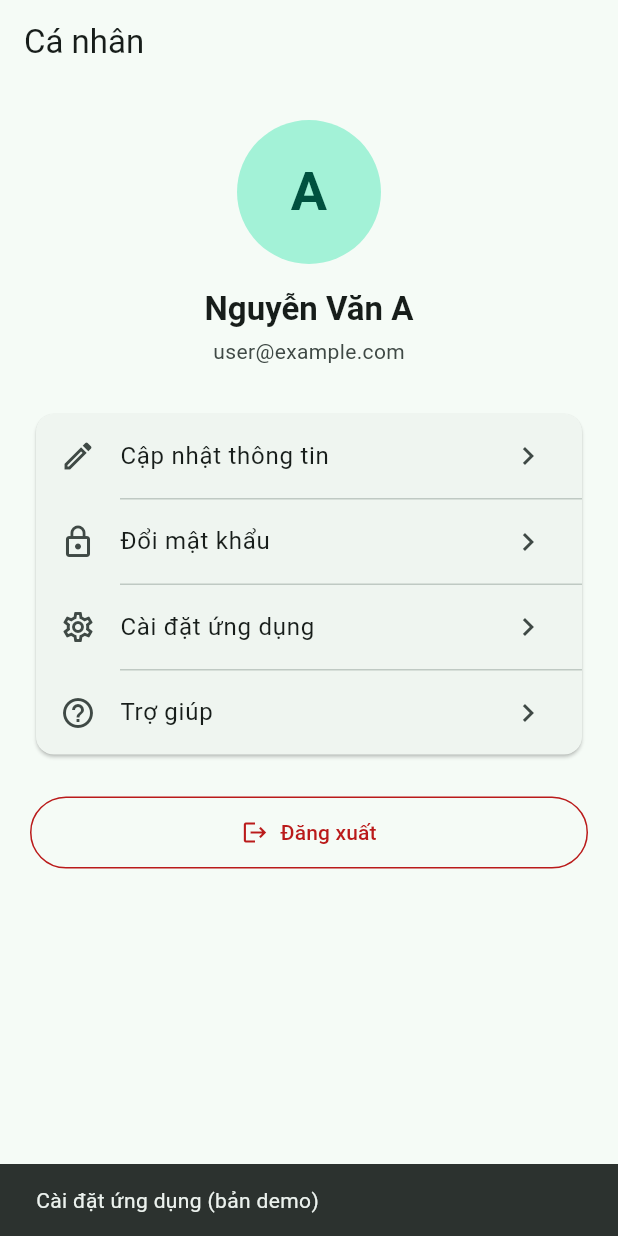
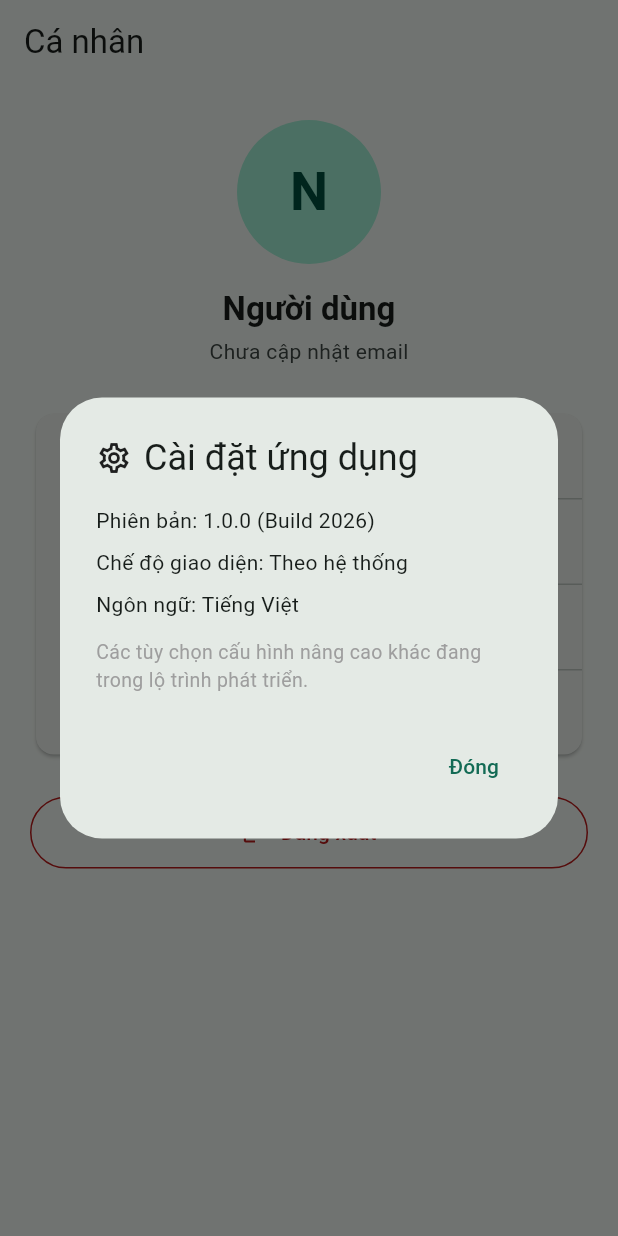
Before and after one commit to hnamhocit/cnpm_110, a Flutter app: the ProfileScreen screen opened by its route, after a tap on "Cài đặt ứng dụng", on a phone screen of 412 x 824 dp. Run offline on Flutter 3.47's test engine with Material 3 defaults, Android fonts, the phone set to English and light mode, and no system bars; our stand-ins replace dio, flutter_riverpod, flutter_secure_storage, go_router, image_picker; accounts and stored records are empty; network calls fail.

Commit message:
fix(FPC-15): implement mobile profile actions

```diff
--- a/apps/mobile/lib/screens/profile_screen.dart
+++ b/apps/mobile/lib/screens/profile_screen.dart
@@ -3,6 +3,8 @@ import 'package:flutter_riverpod/flutter_riverpod.dart';
 import 'package:go_router/go_router.dart';
 
 import '../core/providers/auth_provider.dart';
+import 'profile/change_password_screen.dart';
+import 'profile/edit_profile_screen.dart';
 
 class ProfileScreen extends ConsumerWidget {
   const ProfileScreen({super.key});
@@ -14,9 +16,102 @@ class ProfileScreen extends ConsumerWidget {
     (icon: Icons.help_outline, title: 'Trợ giúp'),
   ];
 
-  void _showMenuMessage(BuildContext context, String title) {
-    ScaffoldMessenger.of(context).showSnackBar(
-      SnackBar(content: Text('$title (bản demo)')),
+  void _handleMenuAction(BuildContext context, int index) {
+    switch (index) {
+      case 0:
+        Navigator.of(context).push(
+          MaterialPageRoute<void>(
+            builder: (_) => const EditProfileScreen(),
+          ),
+        );
+        break;
+      case 1:
+        Navigator.of(context).push(
+          MaterialPageRoute<void>(
+            builder: (_) => const ChangePasswordScreen(),
+          ),
+        );
+        break;
+      case 2:
+        _showAppSettingsDialog(context);
+        break;
+      case 3:
+        _showHelpDialog(context);
+        break;
+    }
+  }
+
+  void _showAppSettingsDialog(BuildContext context) {
+    showDialog<void>(
+      context: context,
+      builder: (dialogContext) => AlertDialog(
+        title: const Row(
+          children: [
+            Icon(Icons.settings_outlined),
+            SizedBox(width: 8),
+            Text('Cài đặt ứng dụng'),
+          ],
+        ),
+        content: const Column(
+          mainAxisSize: MainAxisSize.min,
+          crossAxisAlignment: CrossAxisAlignment.start,
+          children: [
+            Text('Phiên bản: 1.0.0 (Build 2026)'),
+            SizedBox(height: 8),
+            Text('Chế độ giao diện: Theo hệ thống'),
+            SizedBox(height: 8),
+            Text('Ngôn ngữ: Tiếng Việt'),
+            SizedBox(height: 12),
+            Text(
+              'Các tùy chọn cấu hình nâng cao khác đang trong lộ trình phát triển.',
+              style: TextStyle(color: Colors.grey, fontSize: 13),
+            ),
+          ],
+        ),
+        actions: [
+          TextButton(
+            onPressed: () => Navigator.of(dialogContext).pop(),
+            child: const Text('Đóng'),
+          ),
+        ],
+      ),
+    );
+  }
+
+  void _showHelpDialog(BuildContext context) {
+    showDialog<void>(
+      context: context,
+      builder: (dialogContext) => AlertDialog(
+        title: const Row(
+          children: [
+            Icon(Icons.help_outline),
+            SizedBox(width: 8),
+            Text('Trợ giúp & Hỗ trợ'),
+          ],
+        ),
+        content: const Column(
+          mainAxisSize: MainAxisSize.min,
+          crossAxisAlignment: CrossAxisAlignment.start,
+          children: [
+            Text('Film Photography Contest Platform'),
+            SizedBox(height: 8),
+            Text('Email hỗ trợ: support@filmcontest.vn'),
+            SizedBox(height: 8),
+            Text('Hotline: 1900 110 000 (8:00 - 18:00)'),
+            SizedBox(height: 12),
+            Text(
+              'Trung tâm tài liệu trợ giúp trực tuyến đang trong lộ trình phát triển.',
+              style: TextStyle(color: Colors.grey, fontSize: 13),
+            ),
+          ],
+        ),
+        actions: [
+          TextButton(
+            onPressed: () => Navigator.of(dialogContext).pop(),
+            child: const Text('Đóng'),
+          ),
+        ],
+      ),
     );
   }
 
@@ -52,6 +147,13 @@ class ProfileScreen extends ConsumerWidget {
   @override
   Widget build(BuildContext context, WidgetRef ref) {
     final colorScheme = Theme.of(context).colorScheme;
+    final authState = ref.watch(authProvider);
+
+    final displayName = authState.fullName?.trim().isNotEmpty == true
+        ? authState.fullName!.trim()
+        : (authState.email?.split('@').first ?? 'Người dùng');
+    final email = authState.email ?? 'Chưa cập nhật email';
+    final avatarLetter = displayName.isNotEmpty ? displayName[0].toUpperCase() : 'U';
 
     return ListView(
       padding: const EdgeInsets.fromLTRB(20, 24, 20, 24),
@@ -63,25 +165,35 @@ class ProfileScreen extends ConsumerWidget {
                 radius: 48,
                 backgroundColor: colorScheme.primaryContainer,
                 foregroundColor: colorScheme.onPrimaryContainer,
-                child: const Text(
-                  'A',
-                  style: TextStyle(fontSize: 36, fontWeight: FontWeight.w600),
+                child: Text(
+                  avatarLetter,
+                  style: const TextStyle(
+                    fontSize: 36,
+                    fontWeight: FontWeight.w600,
+                  ),
                 ),
               ),
               const SizedBox(height: 16),
               Text(
-                'Nguyễn Văn A',
+                displayName,
                 style: Theme.of(context).textTheme.titleLarge?.copyWith(
                       fontWeight: FontWeight.bold,
                     ),
               ),
               const SizedBox(height: 4),
               Text(
-                'user@example.com',
+                email,
                 style: Theme.of(context).textTheme.bodyMedium?.copyWith(
                       color: colorScheme.onSurfaceVariant,
                     ),
               ),
+              if (authState.role != null) ...[
+                const SizedBox(height: 8),
+                Chip(
+                  label: Text(authState.role!),
+                  visualDensity: VisualDensity.compact,
+                ),
+              ],
             ],
           ),
         ),
@@ -95,10 +207,7 @@ class ProfileScreen extends ConsumerWidget {
                   leading: Icon(_menuItems[index].icon),
                   title: Text(_menuItems[index].title),
                   trailing: const Icon(Icons.chevron_right),
-                  onTap: () => _showMenuMessage(
-                    context,
-                    _menuItems[index].title,
-                  ),
+                  onTap: () => _handleMenuAction(context, index),
                 ),
                 if (index < _menuItems.length - 1)
                   const Divider(height: 1, indent: 56),
```
Also changed, not shown: apps/mobile/lib/screens/profile/change_password_screen.dart (added, +184 -0 lines), apps/mobile/lib/screens/profile/edit_profile_screen.dart (added, +180 -0 lines), 1 other file. Lines whose indentation alone changed are shown as unchanged.
